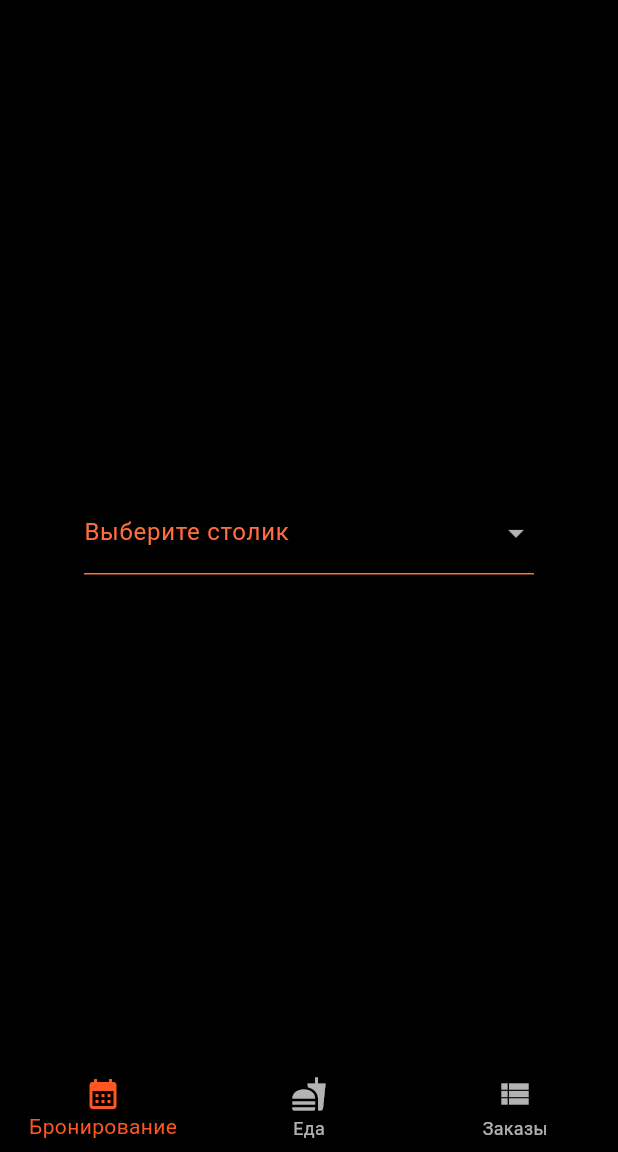
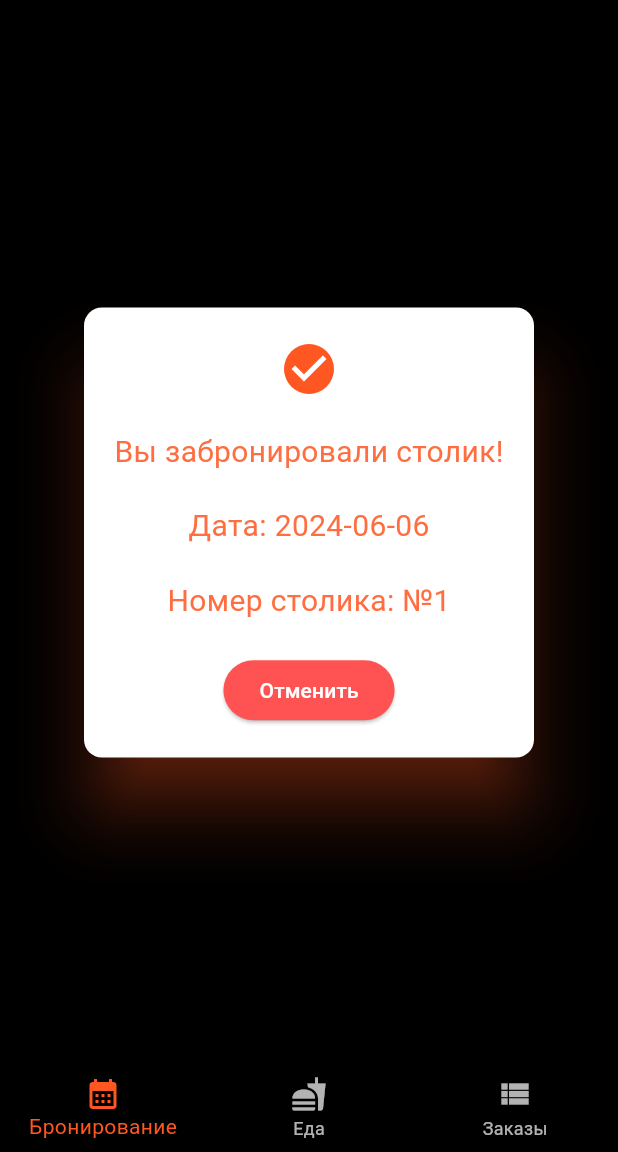
Before and after one commit to danyasedoy/restaurant_mobile, a Flutter app: the MainScreen screen opened by its route, on a phone screen of 412 x 824 dp, the part 84-1236 px from its top. Run offline on Flutter 3.47's test engine with Material 3 defaults, Android fonts, the light colour scheme and no system bars.

Commit message:
booking screen ui and logic imitation

```diff
--- a/app/lib/views/main screen/main_screen.dart
+++ b/app/lib/views/main screen/main_screen.dart
@@ -71,21 +71,90 @@ class BookingScreen extends StatelessWidget {
     return ChangeNotifierProvider(
       create: (_) => BookingViewModel(),
       child: Consumer<BookingViewModel>(
-        builder: (context, viewModel, child) {
+        builder: (context, viewModel, child)
+        {
+          if (viewModel.state.message.isNotEmpty) {
+            final message = viewModel.state.message;
+            WidgetsBinding.instance.addPostFrameCallback((_) {
+              ScaffoldMessenger.of(context).showSnackBar(
+                SnackBar(content: Text(message, style: const TextStyle(color: Colors.white),)),
+              );
+            });
+            viewModel.state.message = "";
+          }
+          if (viewModel.state.isBookButtonPressed) {
+            return const CircularProgressIndicator();
+          }
+          else if (viewModel.state.booking != null) {
             return Center(
-            child: ConstrainedBox(
-              constraints: const BoxConstraints(maxWidth: 300),
-              child: const SingleChildScrollView(
+              child: Card(
+                elevation: 20,
+                shadowColor: Colors.deepOrange,
+                color: Colors.white,
+                child: SizedBox(
+                  width: 300,
+                  height: 300,
                   child: Column(
-                  mainAxisAlignment: MainAxisAlignment.center,
-                  crossAxisAlignment: CrossAxisAlignment.center,
+                    mainAxisAlignment: MainAxisAlignment.spaceEvenly,
                     children: [
-                    TableSelector()
+                      const Icon(Icons.check_circle, color: Colors.deepOrange, size: 40),
+                      const Text("Вы забронировали столик!", style: TextStyle(fontSize: 20),),
+                      Text("Дата: ${viewModel.state.booking!.dateTime.toString().substring(0,10)}", style: const TextStyle(fontSize: 20),),
+                      Text("Номер столика: №${viewModel.state.booking!.tableNum}", style: const TextStyle(fontSize: 20),),
+                      ElevatedButton(
+                        onPressed: viewModel.cancelBooking,
+                        style: ButtonStyle(
+                            backgroundColor: WidgetStateProperty.all(Colors.redAccent)
+                        ),
+                        child: const Text(
+                          "Отменить",
+                          style: TextStyle(
+                              color: Colors.white
+                          ),
+                        ),
+                      ),
                     ],
                   ),
                 ),
               ),
             );
+          }
+          else {
+            return Center(
+              child: ConstrainedBox(
+                constraints: const BoxConstraints(maxWidth: 300),
+                child: SingleChildScrollView(
+                  child: Column(
+                    mainAxisAlignment: MainAxisAlignment.center,
+                    crossAxisAlignment: CrossAxisAlignment.center,
+                    children: [
+                      const Text("Дата бронирования"),
+                      const DatePicker(),
+                      const SizedBox( height: 50,),
+                      if (viewModel.state.dateTime != null) const TableSelector(),
+                      const SizedBox( height: 50,),
+                      if (viewModel.state.tableNum != null)
+                        SizedBox(
+                          width: 300,
+                          child: ElevatedButton(
+                            onPressed: viewModel.bookTable,
+                            style: ButtonStyle(
+                                backgroundColor: WidgetStateProperty.all(Colors.deepOrange)
+                            ),
+                            child: const Text(
+                              "Забронировать",
+                              style: TextStyle(
+                                  color: Colors.white
+                              ),
+                            ),
+                          ),
+                        )
+                    ],
+                  ),
+                ),
+              ),
+            );
+          }
         }
       ),
     );
@@ -121,6 +190,46 @@ class TableSelector extends StatelessWidget {
   }
 }
 
+class DatePicker extends StatelessWidget {
+  const DatePicker({super.key});
+
+  Future<void> _selectDate(BuildContext context) async {
+    final viewModel = Provider.of<BookingViewModel>(context, listen: false);
+    final DateTime? picked = await showDatePicker(
+      context: context,
+      initialDate: viewModel.state.dateTime ?? DateTime.now(),
+      firstDate: DateTime.now(),
+      lastDate: DateTime(2101),
+    );
+    if (picked != null && picked != viewModel.state.dateTime) {
+      viewModel.selectDateTime(picked);
+    }
+  }
+
+  @override
+  Widget build(BuildContext context) {
+    final viewModel = Provider.of<BookingViewModel>(context);
+    final state = viewModel.state;
+
+    return SizedBox(
+      width: 300,
+      child: ElevatedButton(
+        onPressed: () => _selectDate(context),
+        style: ButtonStyle(
+          backgroundColor: WidgetStateProperty.all(Colors.deepOrange)
+        ),
+        child: Text(
+            state.dateTime != null
+            ? viewModel.state.dateTime.toString().substring(0,10)
+            : 'Выберите дату',
+          style: const TextStyle(
+            color: Colors.white
+          ),
+        ),
+      ),
+    );
+  }
+}
 
 
 
```
Also changed, not shown: app/lib/models/services/booking_service.dart (+10 -2 lines), app/lib/viewmodels/booking_viewmodel.dart (+52 -1 lines). Lines whose indentation alone changed are shown as unchanged.
